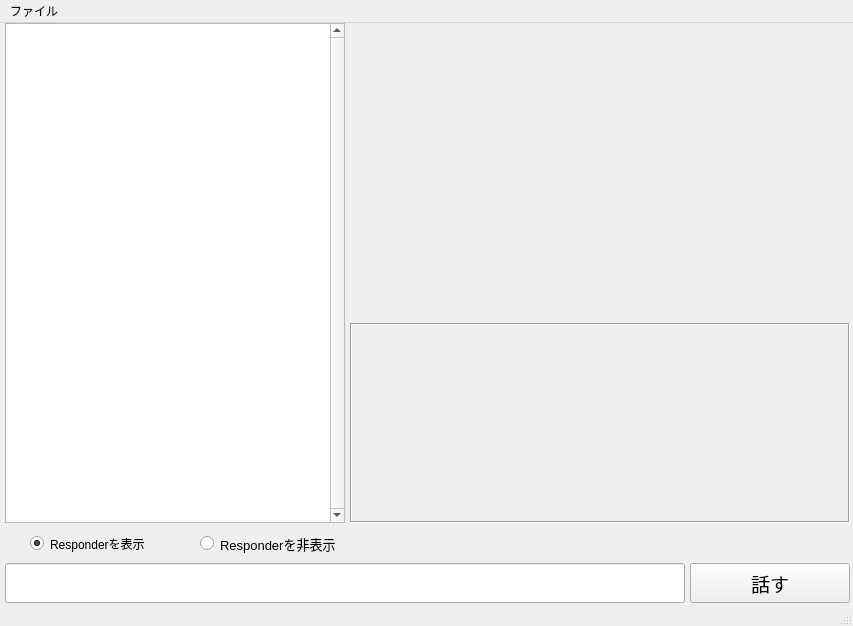
Above: qt_Pityna.ui from yuuki1293/Pityna before the change. Below: the same form after it.
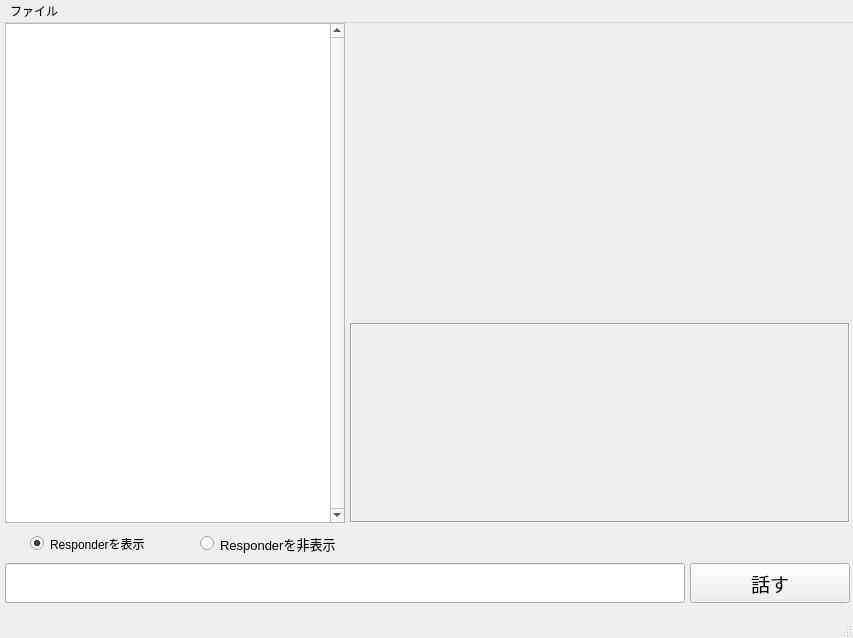
That is the form after the change. Icons and pictures are not drawn.

Commit message: 画面の比率を変更

Patch:
```diff
--- a/qt_Pityna.ui
+++ b/qt_Pityna.ui
@@ -7,7 +7,7 @@
     <x>0</x>
     <y>0</y>
     <width>853</width>
-    <height>626</height>
+    <height>638</height>
    </rect>
   </property>
   <property name="windowTitle">
```
Left out of the diff: 3 changed lines with no effect on the pictures. The commit also changes 1 other file.
